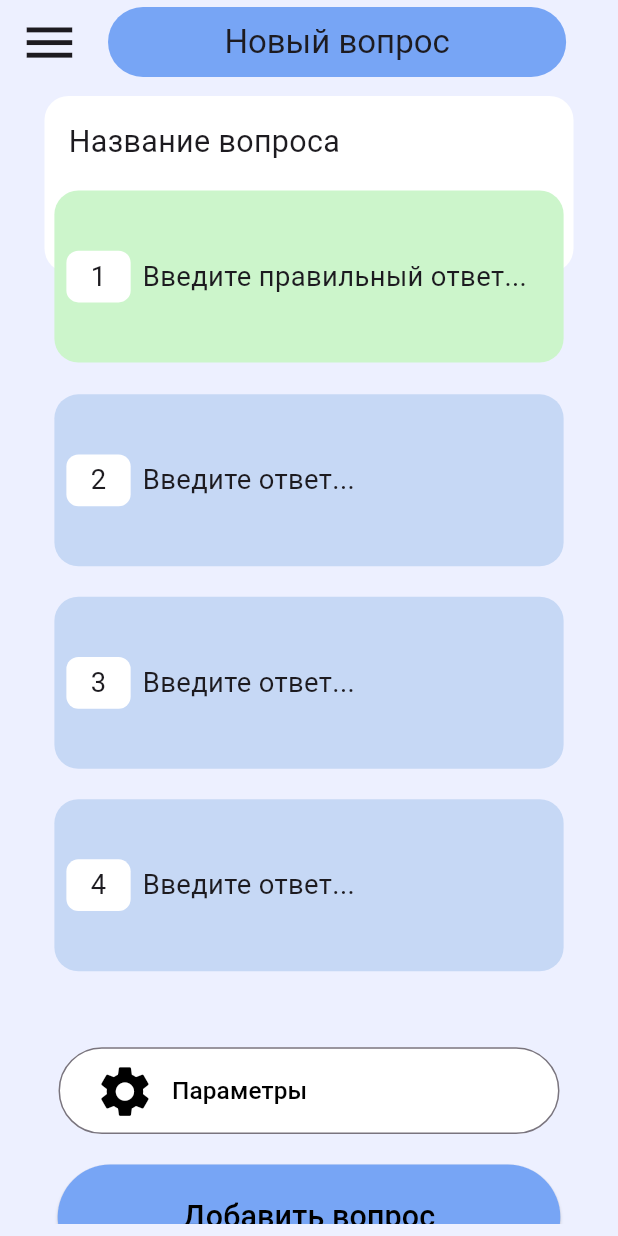
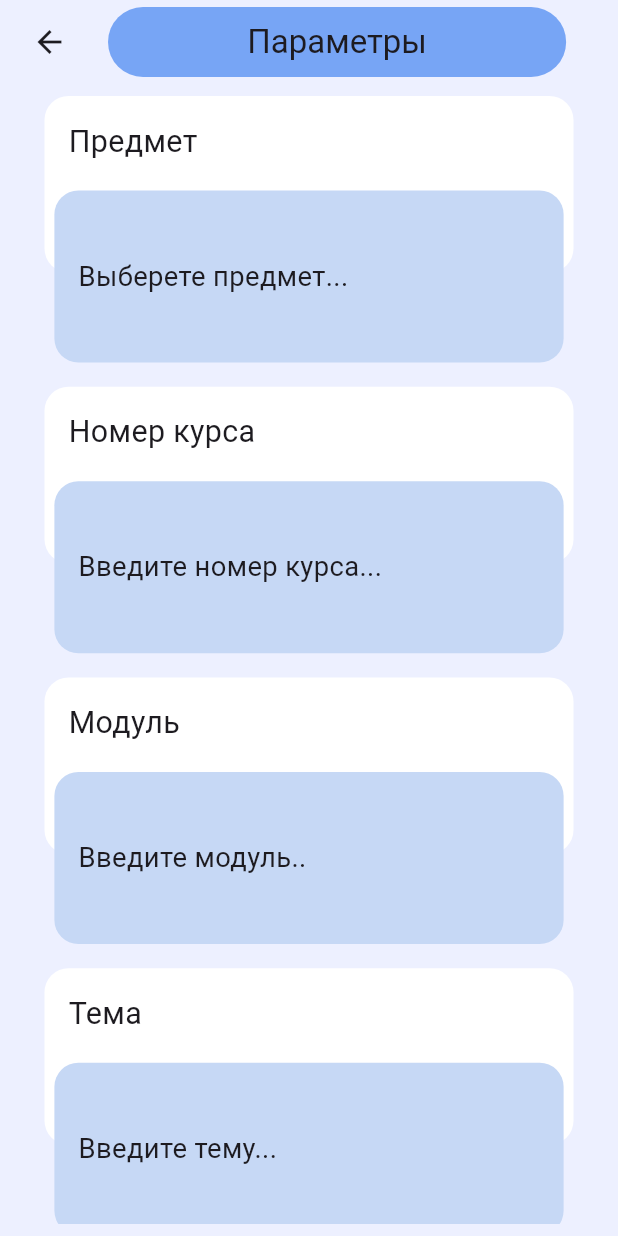
Before and after one commit to megavvve/StudyReady, a Flutter app: the screen it shows after launch, after a tap on "Параметры", on a phone screen of 412 x 824 dp. Run offline on Flutter 3.47's test engine with Material 2 defaults, Android fonts, the phone set to English and light mode, and no system bars; our stand-ins replace flutter_screenutil.

Commit message:
add answer_parametrs_sreen and some changes

```diff
--- a/lib/main.dart
+++ b/lib/main.dart
@@ -1,6 +1,6 @@
 import 'package:flutter/material.dart';
 import 'package:flutter_screenutil/flutter_screenutil.dart';
-import 'package:study_ready/presentation/pages/add_answer_screen/add_answer_screen.dart';
+import 'package:study_ready/presentation/pages/add_answer/add_answer_screen.dart';
 import 'package:study_ready/utils/app_themes.dart';
 
 void main() {
--- /dev/null
+++ b/lib/presentation/pages/add_answer/add_answer_screen.dart
@@ -0,0 +1,73 @@
+import 'package:flutter/material.dart';
+import 'package:flutter_screenutil/flutter_screenutil.dart';
+import 'package:study_ready/presentation/pages/add_answer/widgets_add_answer/add_question_button.dart';
+import 'package:study_ready/presentation/pages/add_answer/widgets_add_answer/app_bar.dart';
+import 'package:study_ready/presentation/pages/add_answer/widgets_add_answer/first_widget.dart';
+import 'package:study_ready/presentation/pages/add_answer/widgets_add_answer/fourth_widget.dart';
+import 'package:study_ready/presentation/pages/add_answer/widgets_add_answer/option_button.dart';
+import 'package:study_ready/presentation/pages/add_answer/widgets_add_answer/second_widget.dart';
+import 'package:study_ready/presentation/pages/add_answer/widgets_add_answer/third_widget.dart';
+import 'package:study_ready/utils/app_colors.dart';
+
+class AddAnswerScreen extends StatefulWidget {
+  const AddAnswerScreen({super.key});
+
+  @override
+  State<AddAnswerScreen> createState() => _AddAnswerScreenState();
+}
+
+class _AddAnswerScreenState extends State<AddAnswerScreen> {
+  @override
+  Widget build(BuildContext context) {
+    return Scaffold(
+      appBar: const AppBarWidget(),
+      body: Container(
+        color: backgroundColor,
+        child: Padding(
+          padding: const EdgeInsets.all(8.0),
+          child: CustomScrollView(
+            scrollDirection: Axis.vertical,
+            slivers: [
+              SliverList(
+                  delegate: SliverChildBuilderDelegate(
+                (context, index) {
+                  return Column(
+                    children: [
+                      const FirstWidget(), // Два прямоугольника(Название вопроса и правильный ответ)
+                      SizedBox(
+                        height: 80.h,
+                      ),
+                      Column(
+                        mainAxisAlignment: MainAxisAlignment.start,
+                        children: [
+                          const SecondWidget(), // Прямоугольник 2 (Введите ответ)
+                          SizedBox(
+                            height: 20.h,
+                          ),
+                          const ThirdWidget(), //Прямоугольник 3 (Введите ответ)
+                          SizedBox(
+                            height: 20.h,
+                          ),
+                          const FourthWidget(), //Прямоугольник 4 (Введите ответ)
+                          SizedBox(
+                            height: 50.h,
+                          ),
+                          const OptionsButton(), //кнопка параметры
+                          SizedBox(
+                            height: 20.h,
+                          ),
+                          const AddQuestionButton(), // кнопка добавить вопрос
+                        ],
+                      ),
+                    ],
+                  );
+                },
+                childCount: 1,
+              ))
+            ],
+          ),
+        ),
+      ),
+    );
+  }
+}
--- /dev/null
+++ b/lib/presentation/pages/add_answer/answer_parametrs_sreen.dart
@@ -0,0 +1,70 @@
+import 'package:flutter/material.dart';
+import 'package:flutter_screenutil/flutter_screenutil.dart';
+import 'package:study_ready/presentation/pages/add_answer/widgets_answer_parametrs/app_bar.dart';
+import 'package:study_ready/presentation/pages/add_answer/widgets_answer_parametrs/complexity_widget.dart';
+import 'package:study_ready/presentation/pages/add_answer/widgets_answer_parametrs/module_widget.dart';
+import 'package:study_ready/presentation/pages/add_answer/widgets_answer_parametrs/number_of_course_widget.dart';
+import 'package:study_ready/presentation/pages/add_answer/widgets_answer_parametrs/save_button.dart';
+import 'package:study_ready/presentation/pages/add_answer/widgets_answer_parametrs/subject_widget.dart';
+import 'package:study_ready/presentation/pages/add_answer/widgets_answer_parametrs/theme_widget.dart';
+import 'package:study_ready/utils/app_colors.dart';
+
+class AnsParsScreen extends StatefulWidget {
+  const AnsParsScreen({super.key});
+
+  @override
+  State<AnsParsScreen> createState() => _AddAnswerScreenState();
+}
+
+class _AddAnswerScreenState extends State<AnsParsScreen> {
+  @override
+  Widget build(BuildContext context) {
+    return Scaffold(
+      appBar: const AnsParsAppBarWidget(),
+      body: Container(
+        color: backgroundColor,
+        child: Padding(
+          padding: const EdgeInsets.all(8.0),
+          child: CustomScrollView(
+            semanticChildCount: 1,
+            scrollDirection: Axis.vertical,
+            slivers: [
+              SliverList(
+                delegate: SliverChildBuilderDelegate(
+                  (context, index) {
+                    return Column(
+                      children: [
+                        const SubjectWidget(),
+                        SizedBox(
+                          height: 75.h,
+                        ),
+                        const CourseNumberWidget(),
+                        SizedBox(
+                          height: 75.h,
+                        ),
+                        const ModuleWidget(),
+                        SizedBox(
+                          height: 75.h,
+                        ),
+                        const ThemeWidget(),
+                        SizedBox(
+                          height: 75.h,
+                        ),
+                        const ComplexityWidget(),
+                        SizedBox(
+                          height: 75.h,
+                        ),
+                        const SaveButtonWidget(),
+                      ],
+                    );
+                  },
+                childCount: 1,
+                ),
+              ),
+            ],
+          ),
+        ),
+      ),
+    );
+  }
+}
--- /dev/null
+++ b/lib/presentation/pages/add_answer/widgets_add_answer/app_bar.dart
@@ -0,0 +1,35 @@
+import 'package:flutter/material.dart';
+import 'package:flutter_screenutil/flutter_screenutil.dart';
+import 'package:study_ready/utils/app_colors.dart';
+
+class AppBarWidget extends StatelessWidget implements PreferredSizeWidget{
+  const AppBarWidget({super.key});
+
+  @override
+  Widget build(BuildContext context) {
+    return AppBar(
+      backgroundColor: backgroundColor,
+      centerTitle: true,
+      leading: Padding(
+        padding: const EdgeInsets.only(left: 10),
+        child: Icon(
+          Icons.menu,
+          size: 40.sp,
+        ),
+      ),
+      title: Container(
+        alignment: Alignment.center,
+        width: 278.w,
+        height: 46.h,
+        padding: const EdgeInsets.all(10),
+        decoration: BoxDecoration(
+            color: const Color.fromRGBO(119, 165, 245, 1),
+            borderRadius: BorderRadius.circular(50)),
+        child: const Text('Новый вопрос'),
+      ),
+    );
+  }
+
+  @override
+  Size get preferredSize => const Size.fromHeight(kToolbarHeight);
+}
--- a/lib/presentation/pages/add_answer_screen/widgets/option_button.dart
+++ b/lib/presentation/pages/add_answer/widgets_add_answer/option_button.dart
@@ -1,5 +1,6 @@
 import 'package:flutter/material.dart';
 import 'package:flutter_screenutil/flutter_screenutil.dart';
+import 'package:study_ready/presentation/pages/add_answer/answer_parametrs_sreen.dart';
 
 class OptionsButton extends StatelessWidget {
   const OptionsButton({super.key});
@@ -10,7 +11,10 @@ class OptionsButton extends StatelessWidget {
       style: ButtonStyle(
           fixedSize: MaterialStatePropertyAll(Size(304.w, 57.h)),
           backgroundColor: const MaterialStatePropertyAll(Colors.white)),
-      onPressed: () {},
+      onPressed: () {
+        Navigator.push(context,
+            MaterialPageRoute(builder: (context) => const AnsParsScreen()));
+      },
       clipBehavior: Clip.none,
       child: Row(
         children: [
--- /dev/null
+++ b/lib/presentation/pages/add_answer/widgets_answer_parametrs/app_bar.dart
@@ -0,0 +1,32 @@
+import 'package:flutter/material.dart';
+import 'package:flutter_screenutil/flutter_screenutil.dart';
+import 'package:study_ready/utils/app_colors.dart';
+
+class AnsParsAppBarWidget extends StatelessWidget
+    implements PreferredSizeWidget {
+  const AnsParsAppBarWidget({super.key});
+
+  @override
+  Widget build(BuildContext context) {
+    return AppBar(
+      backgroundColor: backgroundColor,
+      centerTitle: true,
+      leading: Padding(
+          padding: const EdgeInsets.only(left: 10),
+          child: IconButton(onPressed: () {Navigator.pop(context);}, icon: const Icon(Icons.arrow_back))),
+      title: Container(
+        alignment: Alignment.center,
+        width: 278.w,
+        height: 46.h,
+        padding: const EdgeInsets.all(10),
+        decoration: BoxDecoration(
+            color: const Color.fromRGBO(119, 165, 245, 1),
+            borderRadius: BorderRadius.circular(50)),
+        child: const Text('Параметры'),
+      ),
+    );
+  }
+
+  @override
+  Size get preferredSize => const Size.fromHeight(kToolbarHeight);
+}
--- /dev/null
+++ b/lib/presentation/pages/add_answer/widgets_answer_parametrs/complexity_widget.dart
@@ -0,0 +1,56 @@
+import 'package:flutter/material.dart';
+import 'package:flutter_screenutil/flutter_screenutil.dart';
+
+class ComplexityWidget extends StatefulWidget {
+  const ComplexityWidget({super.key});
+
+  @override
+  State<ComplexityWidget> createState() => _FirstWidgetState();
+}
+
+class _FirstWidgetState extends State<ComplexityWidget> {
+  @override
+  Widget build(BuildContext context) {
+    return Stack(
+      clipBehavior: Clip.none,
+      alignment: Alignment.center,
+      children: [
+        Container(
+          padding: const EdgeInsets.all(16),
+          alignment: Alignment.topLeft,
+          width: 321.w,
+          height: 116.h,
+          decoration: BoxDecoration(
+              color: Colors.white, borderRadius: BorderRadius.circular(16)),
+          child: Text(
+            'Сложность',
+            style: TextStyle(fontSize: 20.sp),
+          ),
+        ),
+        Positioned(
+          top: 63,
+          child: Container(
+            padding: const EdgeInsets.all(8),
+            alignment: Alignment.centerLeft,
+            width: 309.w,
+            height: 113.h,
+            decoration: BoxDecoration(
+                color: const Color.fromRGBO(198, 216, 245, 1),
+                borderRadius: BorderRadius.circular(16)),
+            child: Container(
+              alignment: Alignment.centerLeft,
+              width: 241.w,
+              height: 27.h,
+              child: Padding(
+                padding: const EdgeInsets.only(left: 8.0),
+                child: Text('Выберете уровень...',
+                    style: TextStyle(fontSize: 18.sp)),
+              ),
+            ),
+          ),
+        ),
+        //зеленая карточка введите правильный ответ
+      ],
+    );
+  }
+}
--- /dev/null
+++ b/lib/presentation/pages/add_answer/widgets_answer_parametrs/module_widget.dart
@@ -0,0 +1,56 @@
+import 'package:flutter/material.dart';
+import 'package:flutter_screenutil/flutter_screenutil.dart';
+
+class ModuleWidget extends StatefulWidget {
+  const ModuleWidget({super.key});
+
+  @override
+  State<ModuleWidget> createState() => _FirstWidgetState();
+}
+
+class _FirstWidgetState extends State<ModuleWidget> {
+  @override
+  Widget build(BuildContext context) {
+    return Stack(
+      clipBehavior: Clip.none,
+      alignment: Alignment.center,
+      children: [
+        Container(
+          padding: const EdgeInsets.all(16),
+          alignment: Alignment.topLeft,
+          width: 321.w,
+          height: 116.h,
+          decoration: BoxDecoration(
+              color: Colors.white, borderRadius: BorderRadius.circular(16)),
+          child: Text(
+            'Модуль',
+            style: TextStyle(fontSize: 20.sp),
+          ),
+        ),
+        Positioned(
+          top: 63,
+          child: Container(
+            padding: const EdgeInsets.all(8),
+            alignment: Alignment.centerLeft,
+            width: 309.w,
+            height: 113.h,
+            decoration: BoxDecoration(
+                color: const Color.fromRGBO(198, 216, 245, 1),
+                borderRadius: BorderRadius.circular(16)),
+            child: Container(
+              alignment: Alignment.centerLeft,
+              width: 241.w,
+              height: 27.h,
+              child: Padding(
+                padding: const EdgeInsets.only(left: 8.0),
+                child:
+                    Text('Введите модуль..', style: TextStyle(fontSize: 18.sp)),
+              ),
+            ),
+          ),
+        ),
+        //зеленая карточка введите правильный ответ
+      ],
+    );
+  }
+}
--- /dev/null
+++ b/lib/presentation/pages/add_answer/widgets_answer_parametrs/number_of_course_widget.dart
@@ -0,0 +1,56 @@
+import 'package:flutter/material.dart';
+import 'package:flutter_screenutil/flutter_screenutil.dart';
+
+class CourseNumberWidget extends StatefulWidget {
+  const CourseNumberWidget({super.key});
+
+  @override
+  State<CourseNumberWidget> createState() => _FirstWidgetState();
+}
+
+class _FirstWidgetState extends State<CourseNumberWidget> {
+  @override
+  Widget build(BuildContext context) {
+    return Stack(
+      clipBehavior: Clip.none,
+      alignment: Alignment.center,
+      children: [
+        Container(
+          padding: const EdgeInsets.all(16),
+          alignment: Alignment.topLeft,
+          width: 321.w,
+          height: 116.h,
+          decoration: BoxDecoration(
+              color: Colors.white, borderRadius: BorderRadius.circular(16)),
+          child: Text(
+            'Номер курса',
+            style: TextStyle(fontSize: 20.sp),
+          ),
+        ),
+        Positioned(
+          top: 63,
+          child: Container(
+            padding: const EdgeInsets.all(8),
+            alignment: Alignment.centerLeft,
+            width: 309.w,
+            height: 113.h,
+            decoration: BoxDecoration(
+                color: const Color.fromRGBO(198, 216, 245, 1),
+                borderRadius: BorderRadius.circular(16)),
+            child: Container(
+              alignment: Alignment.centerLeft,
+              width: 241.w,
+              height: 27.h,
+              child: Padding(
+                padding: const EdgeInsets.only(left: 8.0),
+                child: Text('Введите номер курса...',
+                    style: TextStyle(fontSize: 18.sp)),
+              ),
+            ),
+          ),
+        ),
+        //зеленая карточка введите правильный ответ
+      ],
+    );
+  }
+}
--- /dev/null
+++ b/lib/presentation/pages/add_answer/widgets_answer_parametrs/save_button.dart
@@ -0,0 +1,20 @@
+import 'package:flutter/material.dart';
+import 'package:flutter_screenutil/flutter_screenutil.dart';
+
+class SaveButtonWidget extends StatelessWidget {
+  const SaveButtonWidget({super.key});
+
+  @override
+  Widget build(BuildContext context) {
+    return ElevatedButton(
+        style: ButtonStyle(
+            backgroundColor: const MaterialStatePropertyAll(
+                Color.fromRGBO(119, 165, 245, 1)),
+            fixedSize: MaterialStatePropertyAll(Size(305.w, 69.h))),
+        onPressed: () {},
+        child: Text(
+          'Сохранить',
+          style: TextStyle(color: Colors.black, fontSize: 20.sp),
+        ));
+  }
+}
--- /dev/null
+++ b/lib/presentation/pages/add_answer/widgets_answer_parametrs/subject_widget.dart
@@ -0,0 +1,56 @@
+import 'package:flutter/material.dart';
+import 'package:flutter_screenutil/flutter_screenutil.dart';
+
+class SubjectWidget extends StatefulWidget {
+  const SubjectWidget({super.key});
+
+  @override
+  State<SubjectWidget> createState() => _FirstWidgetState();
+}
+
+class _FirstWidgetState extends State<SubjectWidget> {
+  @override
+  Widget build(BuildContext context) {
+    return Stack(
+      clipBehavior: Clip.none,
+      alignment: Alignment.center,
+      children: [
+        Container(
+          padding: const EdgeInsets.all(16),
+          alignment: Alignment.topLeft,
+          width: 321.w,
+          height: 116.h,
+          decoration: BoxDecoration(
+              color: Colors.white, borderRadius: BorderRadius.circular(16)),
+          child: Text(
+            'Предмет',
+            style: TextStyle(fontSize: 20.sp),
+          ),
+        ),
+        Positioned(
+          top: 63,
+          child: Container(
+            padding: const EdgeInsets.all(8),
+            alignment: Alignment.centerLeft,
+            width: 309.w,
+            height: 113.h,
+            decoration: BoxDecoration(
+                color: const Color.fromRGBO(198, 216, 245, 1),
+                borderRadius: BorderRadius.circular(16)),
+            child: Container(
+              alignment: Alignment.centerLeft,
+              width: 241.w,
+              height: 27.h,
+              child: Padding(
+                padding: const EdgeInsets.only(left: 8.0),
+                child: Text('Выберете предмет...',
+                    style: TextStyle(fontSize: 18.sp)),
+              ),
+            ),
+          ),
+        ),
+        //зеленая карточка введите правильный ответ
+      ],
+    );
+  }
+}
--- /dev/null
+++ b/lib/presentation/pages/add_answer/widgets_answer_parametrs/theme_widget.dart
@@ -0,0 +1,56 @@
+import 'package:flutter/material.dart';
+import 'package:flutter_screenutil/flutter_screenutil.dart';
+
+class ThemeWidget extends StatefulWidget {
+  const ThemeWidget({super.key});
+
+  @override
+  State<ThemeWidget> createState() => _FirstWidgetState();
+}
+
+class _FirstWidgetState extends State<ThemeWidget> {
+  @override
+  Widget build(BuildContext context) {
+    return Stack(
+      clipBehavior: Clip.none,
+      alignment: Alignment.center,
+      children: [
+        Container(
+          padding: const EdgeInsets.all(16),
+          alignment: Alignment.topLeft,
+          width: 321.w,
+          height: 116.h,
+          decoration: BoxDecoration(
+              color: Colors.white, borderRadius: BorderRadius.circular(16)),
+          child: Text(
+            'Тема',
+            style: TextStyle(fontSize: 20.sp),
+          ),
+        ),
+        Positioned(
+          top: 63,
+          child: Container(
+            padding: const EdgeInsets.all(8),
+            alignment: Alignment.centerLeft,
+            width: 309.w,
+            height: 113.h,
+            decoration: BoxDecoration(
+                color: const Color.fromRGBO(198, 216, 245, 1),
+                borderRadius: BorderRadius.circular(16)),
+            child: Container(
+              alignment: Alignment.centerLeft,
+              width: 241.w,
+              height: 27.h,
+              child: Padding(
+                padding: const EdgeInsets.only(left: 8.0),
+                child:
+                    Text('Введите тему...', style: TextStyle(fontSize: 18.sp)),
+              ),
+            ),
+          ),
+        ),
+        //зеленая карточка введите правильный ответ
+      ],
+    );
+  }
+}
--- a/lib/presentation/pages/add_answer_screen/add_answer_screen.dart
+++ /dev/null
@@ -1,80 +0,0 @@
-import 'package:flutter/material.dart';
-import 'package:flutter_screenutil/flutter_screenutil.dart';
-import 'package:study_ready/presentation/pages/add_answer_screen/widgets/add_question_button.dart';
-import 'package:study_ready/presentation/pages/add_answer_screen/widgets/first_widget.dart';
-import 'package:study_ready/presentation/pages/add_answer_screen/widgets/fourth_widget.dart';
-import 'package:study_ready/presentation/pages/add_answer_screen/widgets/option_button.dart';
-import 'package:study_ready/presentation/pages/add_answer_screen/widgets/second_widget.dart';
-import 'package:study_ready/presentation/pages/add_answer_screen/widgets/third_widget.dart';
-import 'package:study_ready/utils/app_colors.dart';
-
-class AddAnswerScreen extends StatefulWidget {
-  const AddAnswerScreen({super.key});
-
-  @override
-  State<AddAnswerScreen> createState() => _AddAnswerScreenState();
-}
-
-class _AddAnswerScreenState extends State<AddAnswerScreen> {
-  @override
-  Widget build(BuildContext context) {
-    return Scaffold(
-      appBar: AppBar(
-        backgroundColor: backgroundColor,
-        centerTitle: true,
-        leading: Padding(
-          padding: const EdgeInsets.only(left: 10),
-          child: Icon(
-            Icons.menu,
-            size: 40.sp,
-          ),
-        ),
-        title: Container(
-          alignment: Alignment.center,
-          width: 278.w,
-          height: 46.h,
-          padding: const EdgeInsets.all(10),
-          decoration: BoxDecoration(
-              color: const Color.fromRGBO(119, 165, 245, 1),
-              borderRadius: BorderRadius.circular(50)),
-          child: const Text('Новый вопрос'),
-        ),
-      ),
-      body: Container(
-        color: backgroundColor,
-        child: Padding(
-          padding: const EdgeInsets.all(8.0),
-          child: ListView(
-            children: [
-              const FirstWidget(), // Два прямоугольника(Название вопроса и правильный ответ)
-              SizedBox(
-                height: 80.h,
-              ),
-              Column(
-                children: [
-                  const SecondWidget(), // Прямоугольник 2 (Введите ответ)
-                  SizedBox(
-                    height: 20.h,
-                  ),
-                  const ThirdWidget(), //Прямоугольник 3 (Введите ответ)
-                  SizedBox(
-                    height: 20.h,
-                  ),
-                  const FourthWidget(), //Прямоугольник 4 (Введите ответ)
-                  SizedBox(
-                    height: 50.h,
-                  ),
-                  const OptionsButton(), //кнопка параметры
-                  SizedBox(
-                    height: 20.h,
-                  ),
-                  const AddQuestionButton(), // кнопка добавить вопрос
-                ],
-              ),
-            ],
-          ),
-        ),
-      ),
-    );
-  }
-}
```
Also changed, not shown: lib/presentation/pages/add_answer/widgets_add_answer/add_question_button.dart (renamed from lib/presentation/pages/add_answer_screen/widgets/add_question_button.dart), lib/presentation/pages/add_answer/widgets_add_answer/first_widget.dart (renamed from lib/presentation/pages/add_answer_screen/widgets/first_widget.dart), lib/presentation/pages/add_answer/widgets_add_answer/fourth_widget.dart (renamed from lib/presentation/pages/add_answer_screen/widgets/fourth_widget.dart), lib/presentation/pages/add_answer/widgets_add_answer/second_widget.dart (renamed from lib/presentation/pages/add_answer_screen/widgets/second_widget.dart), lib/presentation/pages/add_answer/widgets_add_answer/third_widget.dart (renamed from lib/presentation/pages/add_answer_screen/widgets/third_widget.dart).
